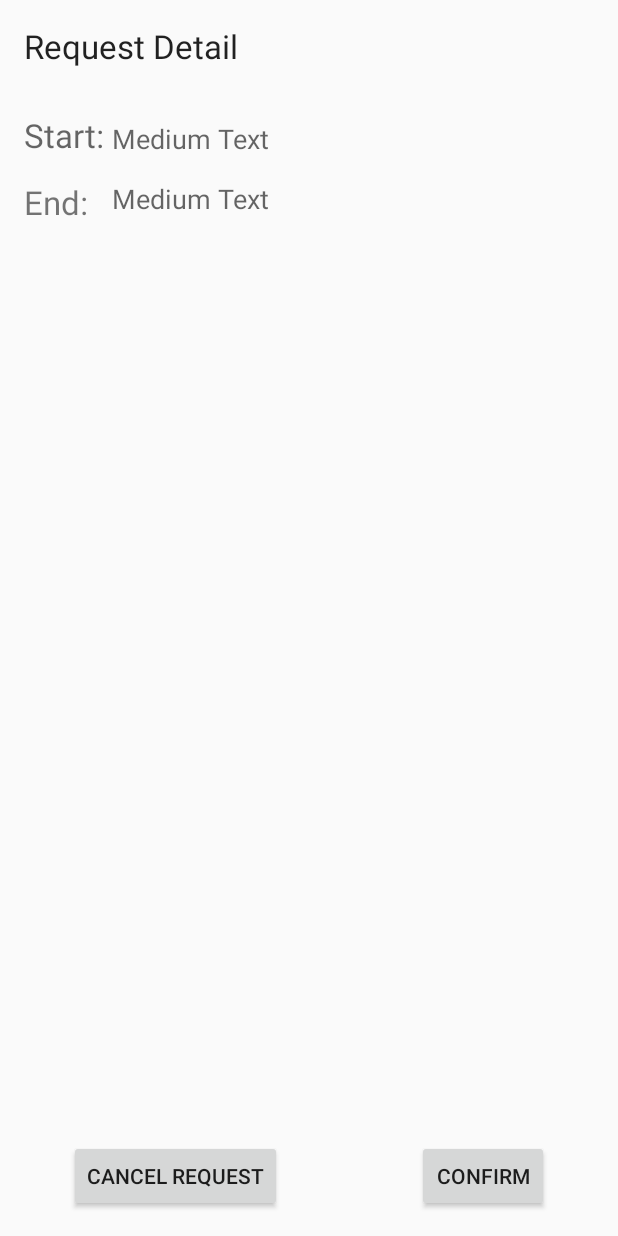
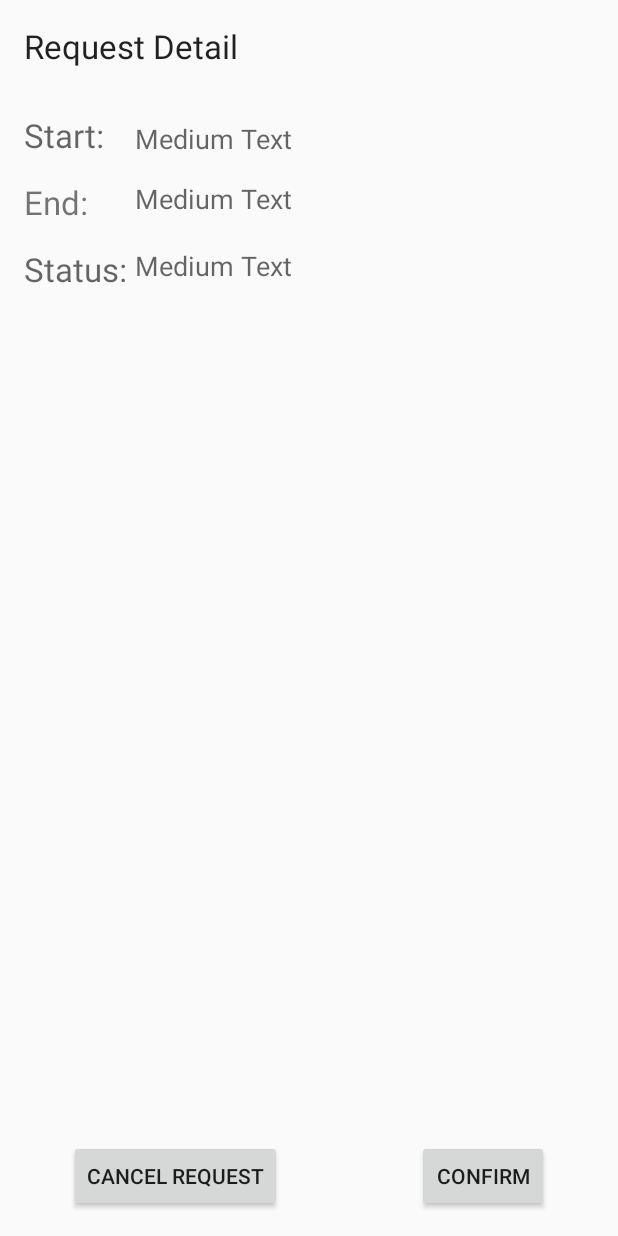
Before and after one commit to CMPUT301F16T06/RideNGo, an Android app: the layout activity_request_detail.xml on its own in the app's theme, with its tools: preview values and no code run, on a phone screen of 412 x 824 dp. Run offline under Robolectric (Android 15) with nearby library versions, the phone set to English and light mode, and no system bars.

Commit message:
Forgot to Add status in RequestDeatilActivity.

```diff
--- a/RideNGo/app/src/main/java/assignment1/ridengo/RideRequest.java
+++ b/RideNGo/app/src/main/java/assignment1/ridengo/RideRequest.java
@@ -17,7 +17,7 @@ public class RideRequest {
     //private LatLng endPoint;
     private String startPoint;
     private String endPoint;
-
+    final private String waitForDriver="Waiting for Driver";
 
     private String description;
     private Double fare;
@@ -33,6 +33,7 @@ public class RideRequest {
         this.description = description;
         this.rider = rider;
         this.fare = fare;
+        this.status = waitForDriver;
         this.listeners = new ArrayList<Listener>();
     }
 
--- a/RideNGo/app/src/main/java/assignment1/ridengo/RiderRequestDetailActivity.java
+++ b/RideNGo/app/src/main/java/assignment1/ridengo/RiderRequestDetailActivity.java
@@ -40,6 +40,9 @@ public class RiderRequestDetailActivity extends AppCompatActivity {
         TextView endPoint = (TextView) findViewById(R.id.RequestDetailEndPointTextView);
         endPoint.setText(rideRequest.getEndPoint());
 
+        TextView status = (TextView) findViewById(R.id.RequestDetailCurrentStatusTextView);
+        status.setText(rideRequest.getStatus().toString());
+
         ListView listView = (ListView) findViewById(R.id.RequestDetailListView);
 
         List<UserDriver> driverList = rideRequest.getAcceptions();
--- a/RideNGo/app/src/main/res/layout/activity_request_detail.xml
+++ b/RideNGo/app/src/main/res/layout/activity_request_detail.xml
@@ -27,10 +27,11 @@
         android:text="Start: "
         android:id="@+id/RequestDetailStartTextView"
         android:layout_below="@+id/RequestDetailTextView"
-        android:layout_alignParentStart="false"
         android:textSize="10pt"
         android:layout_marginTop="30dp"
-        android:editable="false" />
+        android:editable="false"
+        android:layout_alignEnd="@+id/RequestDetialEndTextView"
+        android:layout_alignParentStart="true" />
 
     <TextView
         android:layout_width="wrap_content"
@@ -39,9 +40,9 @@
         android:id="@+id/RequestDetialEndTextView"
         android:textSize="10pt"
         android:layout_below="@+id/RequestDetailStartTextView"
-        android:layout_alignParentStart="true"
         android:layout_marginTop="15dp"
-        android:layout_alignEnd="@+id/RequestDetailStartTextView" />
+        android:layout_alignEnd="@+id/RequestDetailStatusTextView"
+        android:layout_alignParentStart="true" />
 
     <Button
         android:layout_width="wrap_content"
@@ -88,9 +89,31 @@
         android:layout_width="wrap_content"
         android:layout_height="wrap_content"
         android:id="@+id/RequestDetailListView"
-        android:layout_below="@+id/RequestDetialEndTextView"
+        android:layout_below="@+id/RequestDetailStatusTextView"
         android:layout_alignParentStart="true"
         android:layout_above="@+id/RequestDetailConfirmButton"
-        android:layout_marginTop="30dp" />
+        android:layout_marginTop="20dp" />
+
+    <TextView
+        android:layout_width="wrap_content"
+        android:layout_height="wrap_content"
+        android:textAppearance="?android:attr/textAppearanceMedium"
+        android:text="Status: "
+        android:id="@+id/RequestDetailStatusTextView"
+        android:layout_below="@+id/RequestDetialEndTextView"
+        android:textSize="10pt"
+        android:layout_alignParentStart="true"
+        android:layout_marginTop="15dp" />
+
+    <TextView
+        android:layout_width="wrap_content"
+        android:layout_height="wrap_content"
+        android:textAppearance="?android:attr/textAppearanceMedium"
+        android:text="Medium Text"
+        android:id="@+id/RequestDetailCurrentStatusTextView"
+        android:layout_alignBottom="@+id/RequestDetailStatusTextView"
+        android:layout_alignEnd="@+id/RequestDetailEndPointTextView"
+        android:layout_toEndOf="@+id/RequestDetailStatusTextView"
+        android:layout_alignTop="@+id/RequestDetailStatusTextView" />
 
 </RelativeLayout>
```
